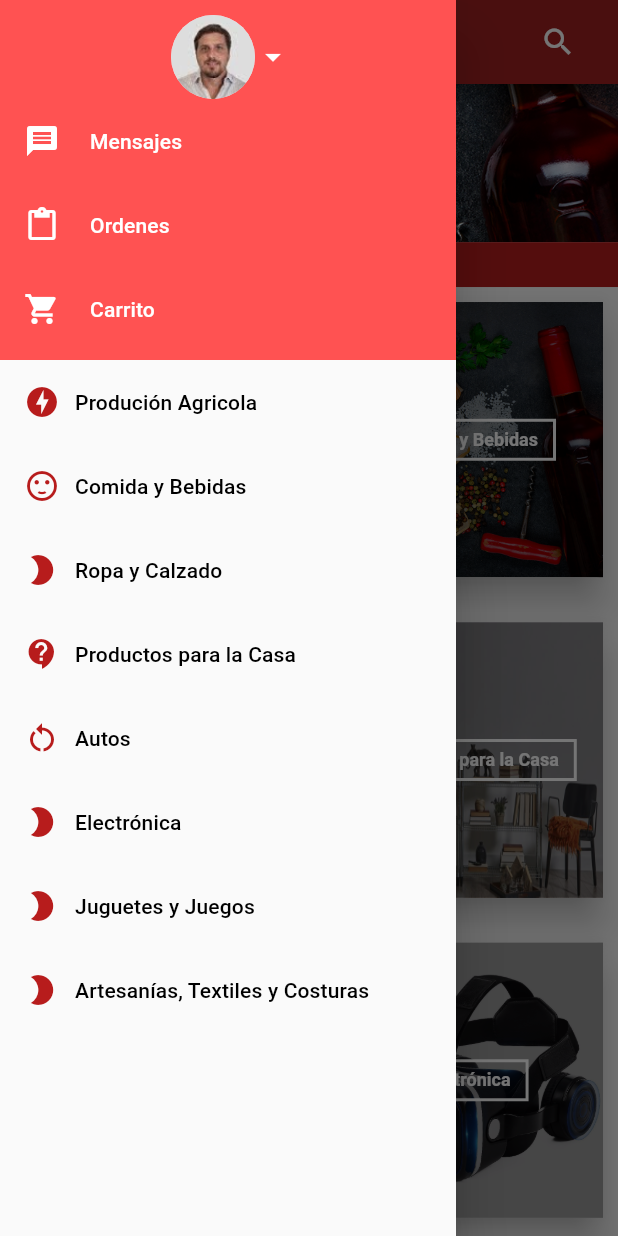
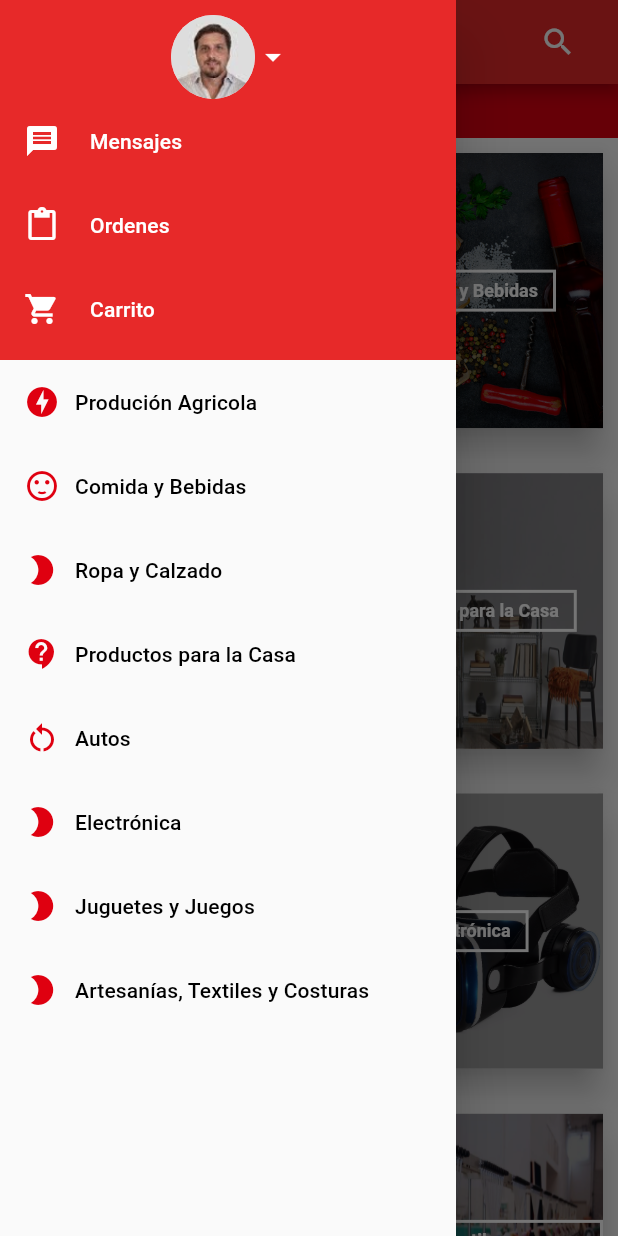
Before and after one commit to mauriciovalli/qapap_b2b, a Flutter app: the screen it shows after launch, with the side drawer open, on a phone screen of 412 x 824 dp. Run offline on Flutter 3.47's test engine with Material 2 defaults, Android fonts, the phone set to English and light mode, and no system bars; our stand-ins replace bloc, cached_network_image, equatable, flutter_bloc, flutter_swiper, get_it.

Commit message:
Change theme

```diff
--- a/lib/pages/home.dart
+++ b/lib/pages/home.dart
@@ -28,14 +28,14 @@ class _HomePageState extends State<HomePage> {
         body: Column(
           mainAxisSize: MainAxisSize.min,
           children: [
-            MySwiper(),
+            //MySwiper(),
             Container(
-              height: 30,
               width: MediaQuery.of(context).size.width,
               color: Theme.of(context).accentColor,
               alignment: Alignment.centerLeft,
               padding: EdgeInsets.symmetric(
-                horizontal: 5,
+                horizontal: 20,
+                vertical: 10,
               ),
               child: Text(
                 themeConfig.isDesktop && !themeConfig.isSmallDesktop
@@ -53,7 +53,7 @@ class _HomePageState extends State<HomePage> {
                 children: [
                   if (themeConfig.isDesktop && !themeConfig.isSmallDesktop)
                     Container(
-                      width: 280,
+                      width: (MediaQuery.of(context).size.width ~/ 4.0).floorToDouble(),
                       child: CategorySimpleList(),
                     ),
                   Expanded(
--- a/lib/presentation/common/widgets/drawer.dart
+++ b/lib/presentation/common/widgets/drawer.dart
@@ -8,7 +8,7 @@ class MyDrawer extends StatelessWidget {
   Widget build(BuildContext context) {
     return Drawer(
         child: Container(
-            color: Colors.redAccent,
+            color: Theme.of(context).primaryColor,
             child: Column(
               mainAxisSize: MainAxisSize.min,
               children: [
```
Also changed, not shown: lib/configuration/theme.dart (+5 -5 lines).
